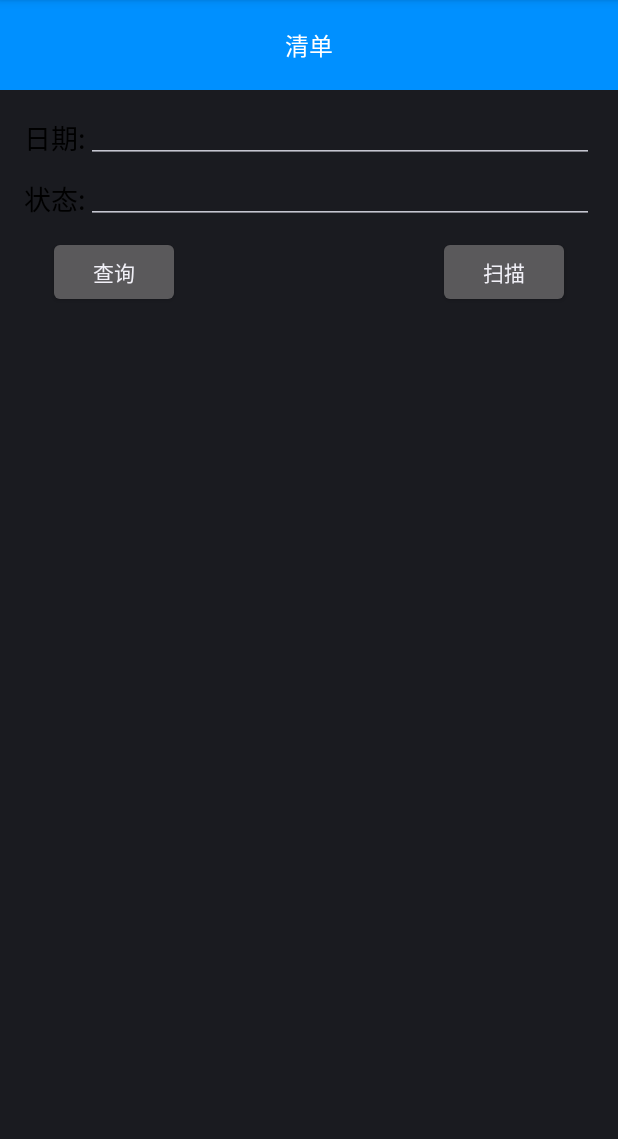
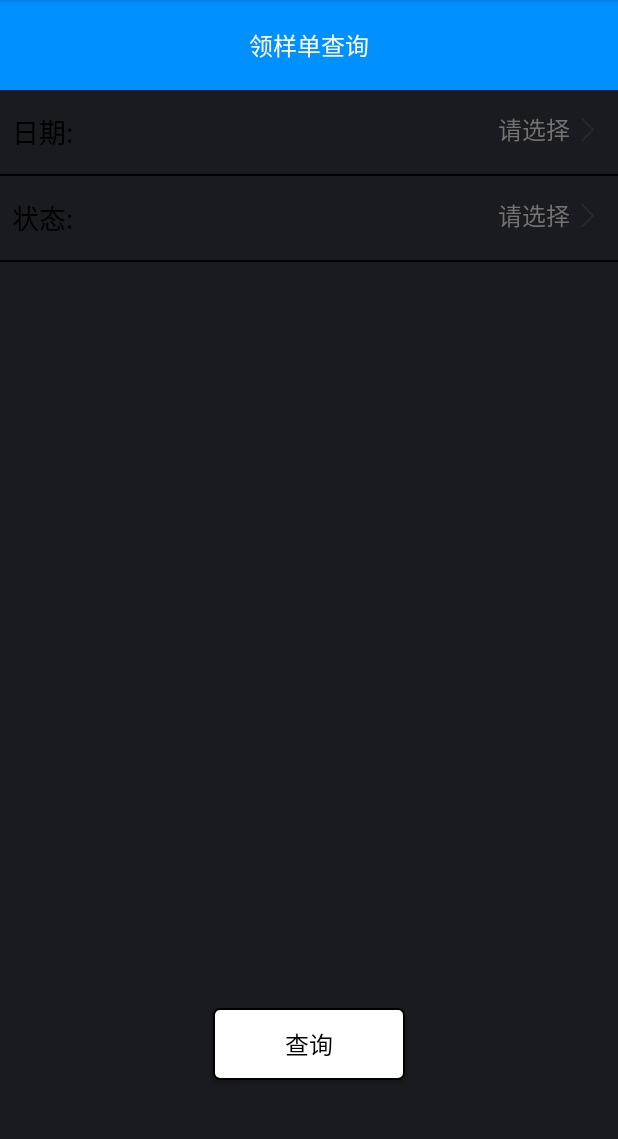
Before and after one commit to MoMyles/RFID, an Android app: the layout activity_index.xml on its own in the app's theme, with its tools: preview values and no code run, on a phone screen of 412 x 824 dp, the part 84-1223 px from its top. Run offline under Robolectric (Android 15) with nearby library versions, the phone set to English and light mode, and no system bars.

Commit message:
界面优化

```diff
--- a/app/build.gradle
+++ b/app/build.gradle
@@ -28,6 +28,9 @@ dependencies {
     implementation files('libs/cw-deviceapi20171113.jar')
     implementation files('libs/UHF_API_JAR.jar')
     implementation files('libs/classes.jar')
+    implementation files('libs/ksoap2-android-assembly-3.6.2-jar-with-dependencies.jar')
     compile 'com.qmuiteam:qmui:1.1.3'
     compile 'org.greenrobot:eventbus:3.1.1'
+    compile 'com.alibaba:fastjson:1.2.47'
+
 }
--- /dev/null
+++ b/app/src/main/java/com/pugongying/uhf/Contstants.java
@@ -0,0 +1,5 @@
+package com.pugongying.uhf;
+
+public class Contstants {
+
+}
--- a/app/src/main/java/com/pugongying/uhf/MainActivity.java
+++ b/app/src/main/java/com/pugongying/uhf/MainActivity.java
@@ -151,7 +151,7 @@ public class MainActivity extends AppCompatActivity { // ActionBarActivity
     protected void onCreate(Bundle savedInstanceState) {
 
         super.onCreate(savedInstanceState);
-        QMUIStatusBarHelper.translucent(this, 0x0090ff);
+        QMUIStatusBarHelper.translucent(this);
 
         setContentView(R.layout.activity_main);
 
--- /dev/null
+++ b/app/src/main/res/drawable/btn_circle.xml
@@ -0,0 +1,8 @@
+<?xml version="1.0" encoding="utf-8"?>
+<shape xmlns:android="http://schemas.android.com/apk/res/android">
+    <solid android:color="@android:color/white" />
+    <corners android:radius="4dp" />
+    <stroke
+        android:width="1dp"
+        android:color="@android:color/black" />
+</shape>
--- a/app/src/main/res/layout/activity_index.xml
+++ b/app/src/main/res/layout/activity_index.xml
@@ -1,10 +1,12 @@
 <?xml version="1.0" encoding="utf-8"?>
-<LinearLayout xmlns:android="http://schemas.android.com/apk/res/android"
+<RelativeLayout xmlns:android="http://schemas.android.com/apk/res/android"
     android:layout_width="match_parent"
     android:layout_height="match_parent"
+    android:fitsSystemWindows="true"
     android:orientation="vertical">
 
     <RelativeLayout
+        android:id="@+id/top"
         android:layout_width="match_parent"
         android:layout_height="60dp"
         android:background="#0090ff">
@@ -13,7 +15,7 @@
             android:layout_width="wrap_content"
             android:layout_height="wrap_content"
             android:layout_centerInParent="true"
-            android:text="清单"
+            android:text="领样单查询"
             android:textColor="#fff"
             android:textSize="16sp" />
     </RelativeLayout>
@@ -21,14 +23,15 @@
     <LinearLayout
         android:layout_width="match_parent"
         android:layout_height="wrap_content"
-        android:orientation="vertical"
-        android:padding="16dp">
+        android:layout_below="@id/top"
+        android:orientation="vertical">
 
-        <LinearLayout
+        <RelativeLayout
             android:layout_width="match_parent"
-            android:layout_height="wrap_content"
-            android:layout_marginBottom="8dp"
-            android:orientation="horizontal">
+            android:layout_height="56dp"
+            android:gravity="center_vertical"
+            android:orientation="horizontal"
+            android:padding="8dp">
 
             <TextView
                 android:layout_width="wrap_content"
@@ -37,22 +40,34 @@
                 android:textColor="#000"
                 android:textSize="18sp" />
 
-            <EditText
-                android:id="@+id/et_date"
-                android:layout_width="0dp"
+            <ImageView
+                android:id="@+id/date_next"
+                android:layout_width="wrap_content"
                 android:layout_height="wrap_content"
-                android:layout_weight="1"
-                android:focusable="false"
-                android:focusableInTouchMode="false"
-                android:inputType="none"
-                android:padding="4dp" />
-        </LinearLayout>
+                android:layout_alignParentRight="true"
+                android:src="@mipmap/next" />
 
-        <LinearLayout
+            <TextView
+                android:id="@+id/tv_date"
+                android:layout_width="wrap_content"
+                android:layout_height="wrap_content"
+                android:layout_toLeftOf="@id/date_next"
+                android:text="请选择"
+                android:textColor="#747272"
+                android:textSize="16sp" />
+        </RelativeLayout>
+
+        <View
             android:layout_width="match_parent"
-            android:layout_height="wrap_content"
-            android:layout_marginBottom="8dp"
-            android:orientation="horizontal">
+            android:layout_height="1dp"
+            android:background="@android:color/black" />
+
+        <RelativeLayout
+            android:layout_width="match_parent"
+            android:layout_height="56dp"
+            android:gravity="center_vertical"
+            android:orientation="horizontal"
+            android:padding="8dp">
 
             <TextView
                 android:layout_width="wrap_content"
@@ -61,45 +76,38 @@
                 android:textColor="#000"
                 android:textSize="18sp" />
 
-            <EditText
-                android:id="@+id/et_status"
-                android:layout_width="0dp"
-                android:layout_height="wrap_content"
-                android:layout_weight="1"
-                android:focusable="false"
-                android:focusableInTouchMode="false"
-                android:inputType="none"
-                android:padding="4dp" />
-        </LinearLayout>
-
-        <LinearLayout
-            android:layout_width="match_parent"
-            android:layout_height="wrap_content"
-            android:orientation="horizontal"
-            android:paddingLeft="16dp"
-            android:paddingRight="16dp">
-
-            <Button
-                android:id="@+id/btn_search"
+            <ImageView
+                android:id="@+id/status_next"
                 android:layout_width="wrap_content"
                 android:layout_height="wrap_content"
-                android:text="查询" />
+                android:layout_alignParentRight="true"
+                android:src="@mipmap/next" />
 
-            <Space
-                android:layout_width="0dp"
-                android:layout_height="match_parent"
-                android:layout_weight="1" />
-
-            <Button
-                android:id="@+id/btn_scan"
+            <TextView
+                android:id="@+id/tv_status"
                 android:layout_width="wrap_content"
                 android:layout_height="wrap_content"
-                android:text="扫描" />
-        </LinearLayout>
+                android:layout_toLeftOf="@id/status_next"
+                android:text="请选择"
+                android:textColor="#747272"
+                android:textSize="16sp" />
+        </RelativeLayout>
+
+        <View
+            android:layout_width="match_parent"
+            android:layout_height="1dp"
+            android:background="@android:color/black" />
     </LinearLayout>
 
-    <android.support.v7.widget.RecyclerView
-        android:id="@+id/rv_list"
-        android:layout_width="match_parent"
-        android:layout_height="wrap_content"></android.support.v7.widget.RecyclerView>
-</LinearLayout>
+    <Button
+        android:id="@+id/btn_search"
+        android:layout_width="128dp"
+        android:layout_height="48dp"
+        android:layout_alignParentBottom="true"
+        android:layout_centerHorizontal="true"
+        android:layout_marginBottom="48dp"
+        android:background="@drawable/btn_circle"
+        android:text="查询"
+        android:textColor="@android:color/black"
+        android:textSize="16sp" />
+</RelativeLayout>
--- a/app/src/main/res/layout/activity_main.xml
+++ b/app/src/main/res/layout/activity_main.xml
@@ -2,6 +2,7 @@
     android:id="@+id/container"
     android:layout_width="match_parent"
     android:layout_height="match_parent"
+    android:fitsSystemWindows="true"
     android:orientation="vertical">
 
     <RelativeLayout
```
Also changed, not shown: app/src/main/java/com/pugongying/uhf/IndexActivity.java (+117 -14 lines), app/src/main/java/com/pugongying/uhf/MyAdapter2.java (deleted, +0 -90 lines), app/src/main/java/com/pugongying/uhf/NetUtil.java (added, +98 -0 lines), app/src/main/res/layout/activity_login.xml (added, +7 -0 lines), app/libs/ksoap2-android-assembly-3.6.2-jar-with-dependencies.jar (added), app/src/main/res/mipmap-xhdpi/next.png (added).
